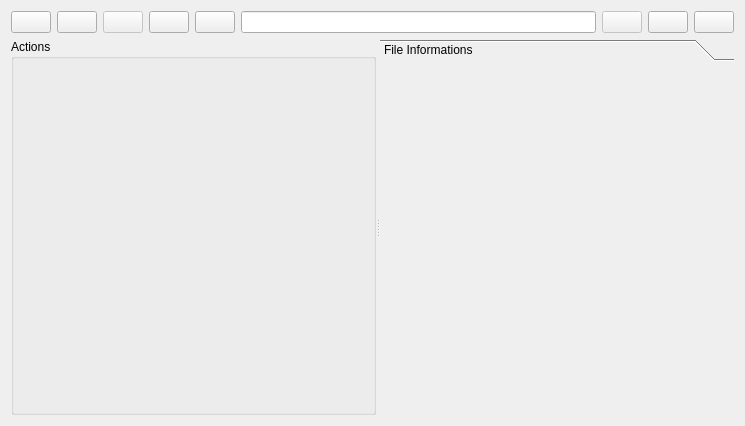
The window that handlers/metafile/metafileWidget.ui (riklaunim/pydingo) describes before a commit, drawn with Qt 5.
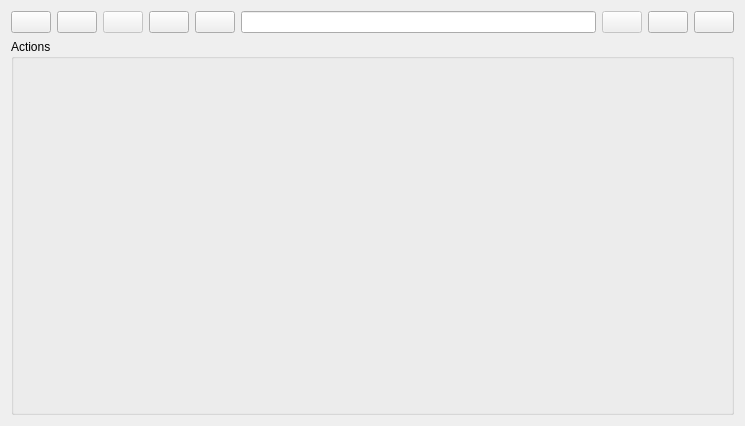
The same window after the commit. Icons and pictures are not drawn.

```diff
--- a/handlers/metafile/metafileWidget.ui
+++ b/handlers/metafile/metafileWidget.ui
@@ -199,24 +199,6 @@
        <string>Actions</string>
       </property>
      </widget>
-     <widget class="QToolBox" name="metaInfo" >
-      <property name="currentIndex" >
-       <number>0</number>
-      </property>
-      <widget class="QWidget" name="fileInfo" >
-       <property name="geometry" >
-        <rect>
-         <x>0</x>
-         <y>0</y>
-         <width>367</width>
-         <height>178</height>
-        </rect>
-       </property>
-       <attribute name="label" >
-        <string>File Informations</string>
-       </attribute>
-      </widget>
-     </widget>
     </widget>
    </item>
   </layout>
```
